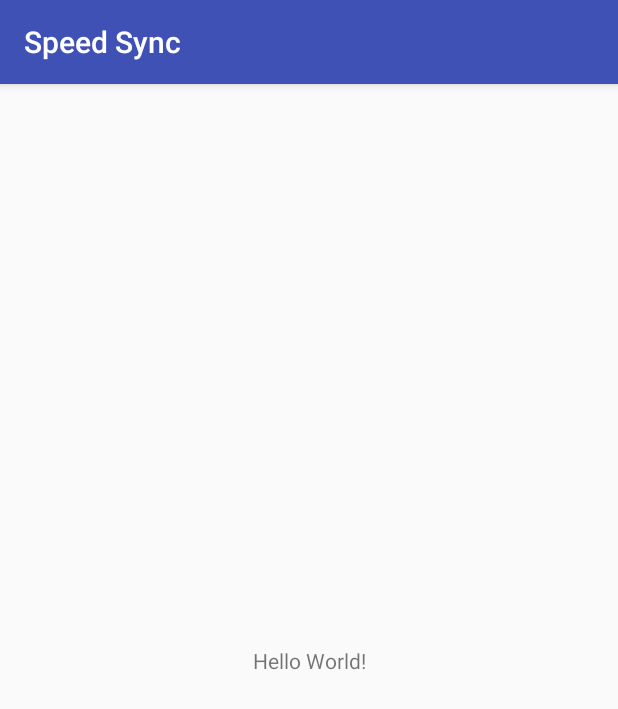
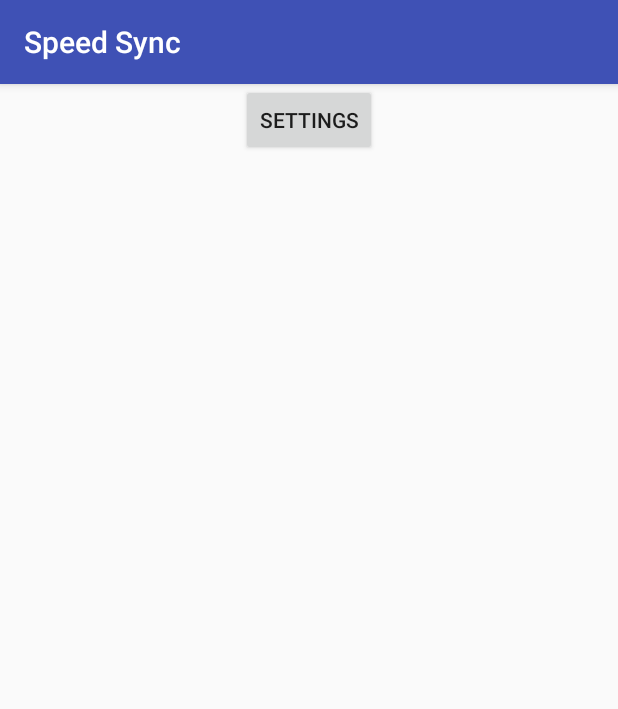
Before and after one commit to bharriswp1/SpeedSync, an Android app: the screen it shows after launch (MainActivity), on a phone screen of 412 x 824 dp. Shown: the top 709 px of the screen. Run offline under Robolectric (Android 15) with nearby library versions, the phone set to English and light mode, and no system bars.

Commit message:
Added a settings button to the Main Activity

```diff
--- a/app/src/main/java/info/brandonharris/speedsync/MainActivity.java
+++ b/app/src/main/java/info/brandonharris/speedsync/MainActivity.java
@@ -11,6 +11,5 @@ public class MainActivity extends AppCompatActivity {
         super.onCreate(savedInstanceState);
         setContentView(R.layout.activity_main);
 
-        Log.d("Message", "Application start");
     }
 }
--- a/app/src/main/res/layout/activity_main.xml
+++ b/app/src/main/res/layout/activity_main.xml
@@ -1,18 +1,16 @@
 <?xml version="1.0" encoding="utf-8"?>
-<android.support.constraint.ConstraintLayout xmlns:android="http://schemas.android.com/apk/res/android"
+<RelativeLayout xmlns:android="http://schemas.android.com/apk/res/android"
     xmlns:app="http://schemas.android.com/apk/res-auto"
     xmlns:tools="http://schemas.android.com/tools"
     android:layout_width="match_parent"
     android:layout_height="match_parent"
     tools:context="info.brandonharris.speedsync.MainActivity">
 
-    <TextView
+    <Button
+        android:id="@+id/settingsButton"
         android:layout_width="wrap_content"
         android:layout_height="wrap_content"
-        android:text="Hello World!"
-        app:layout_constraintBottom_toBottomOf="parent"
-        app:layout_constraintLeft_toLeftOf="parent"
-        app:layout_constraintRight_toRightOf="parent"
-        app:layout_constraintTop_toTopOf="parent" />
-
-</android.support.constraint.ConstraintLayout>
+        android:layout_alignParentTop="true"
+        android:layout_centerHorizontal="true"
+        android:text="@string/settings_text" />
+</RelativeLayout>
--- a/app/src/main/res/values/strings.xml
+++ b/app/src/main/res/values/strings.xml
@@ -1,3 +1,4 @@
 <resources>
     <string name="app_name">Speed Sync</string>
+    <string name="settings_text">Settings</string>
 </resources>
```
